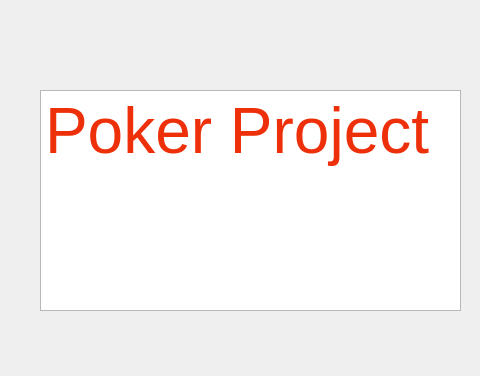
Old version of the form Poker/mainwindow.ui in the repository Cenzito/Poker; both pictures show x 170 to 650 and y 0 to 376 of the 800 by 600 pixel window.
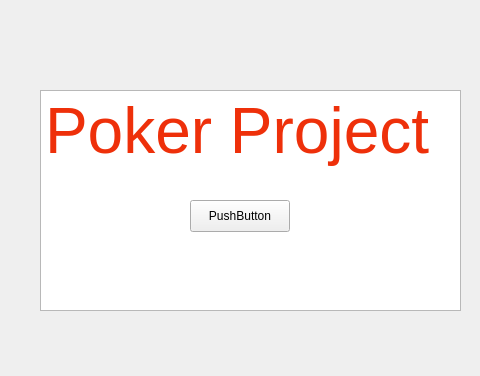
New version of the form.

What changed in the file:
```diff
--- a/Poker/mainwindow.ui
+++ b/Poker/mainwindow.ui
@@ -30,8 +30,21 @@
 hr { height: 1px; border-width: 0; }
 li.unchecked::marker { content: &quot;\2610&quot;; }
 li.checked::marker { content: &quot;\2612&quot;; }
-&lt;/style&gt;&lt;/head&gt;&lt;body style=&quot; font-family:'Segoe UI'; font-size:9pt; font-weight:400; font-style:normal;&quot;&gt;
-&lt;p style=&quot; margin-top:0px; margin-bottom:0px; margin-left:0px; margin-right:0px; -qt-block-indent:0; text-indent:0px;&quot;&gt;&lt;span style=&quot; font-size:48pt; color:#ee300a;&quot;&gt;Poker Project&lt;/span&gt;&lt;/p&gt;&lt;/body&gt;&lt;/html&gt;</string>
+&lt;/style&gt;&lt;/head&gt;&lt;body style=&quot; font-family:'.AppleSystemUIFont'; font-size:13pt; font-weight:400; font-style:normal;&quot;&gt;
+&lt;p style=&quot; margin-top:0px; margin-bottom:0px; margin-left:0px; margin-right:0px; -qt-block-indent:0; text-indent:0px;&quot;&gt;&lt;span style=&quot; font-family:'Segoe UI'; font-size:48pt; color:#ee300a;&quot;&gt;Poker Project&lt;/span&gt;&lt;/p&gt;&lt;/body&gt;&lt;/html&gt;</string>
+    </property>
+   </widget>
+   <widget class="QPushButton" name="pushButton">
+    <property name="geometry">
+     <rect>
+      <x>360</x>
+      <y>200</y>
+      <width>100</width>
+      <height>32</height>
+     </rect>
+    </property>
+    <property name="text">
+     <string>PushButton</string>
     </property>
    </widget>
   </widget>
```
Left out of the diff: 2 changed lines with no effect on the pictures.
